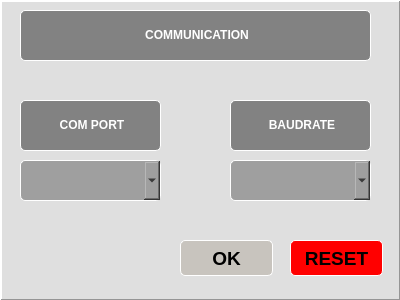
Old version of the form QtPaintingChair/comWindow.ui in the repository NguyenKhanh2101993/Painting_Chair_Robot_ver02.
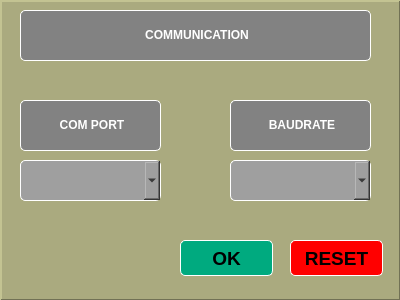
New version of the form. Icons and pictures are not drawn.

```diff
--- a/QtPaintingChair/comWindow.ui
+++ b/QtPaintingChair/comWindow.ui
@@ -51,8 +51,7 @@
     </sizepolicy>
    </property>
    <property name="styleSheet">
-    <string notr="true">
-background-color: rgb(223, 223, 223);</string>
+    <string notr="true">background-color: rgb(170, 170, 127);</string>
    </property>
    <property name="frameShape">
     <enum>QFrame::Panel</enum>
@@ -109,7 +108,7 @@
      <bool>false</bool>
     </property>
     <property name="styleSheet">
-     <string notr="true">background-color: rgb(200, 196, 190);
+     <string notr="true">background-color: rgb(0, 170, 127);
 border: 1px solid rgb(255, 255, 255);
 border-radius: 5px</string>
     </property>
```
